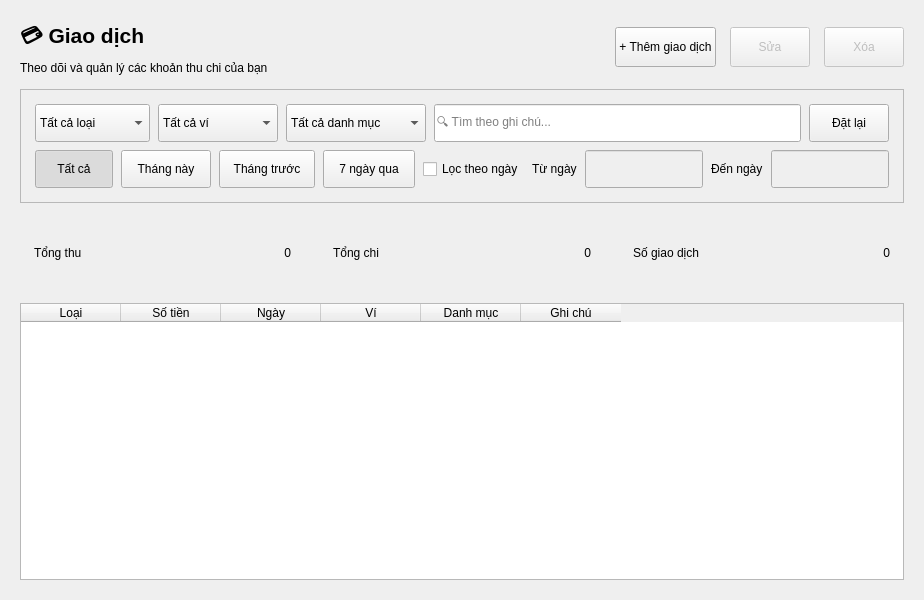
First picture: the form in src/ui/pages/transaction_page.ui, repository ryoverling/PBL2, before the edit.
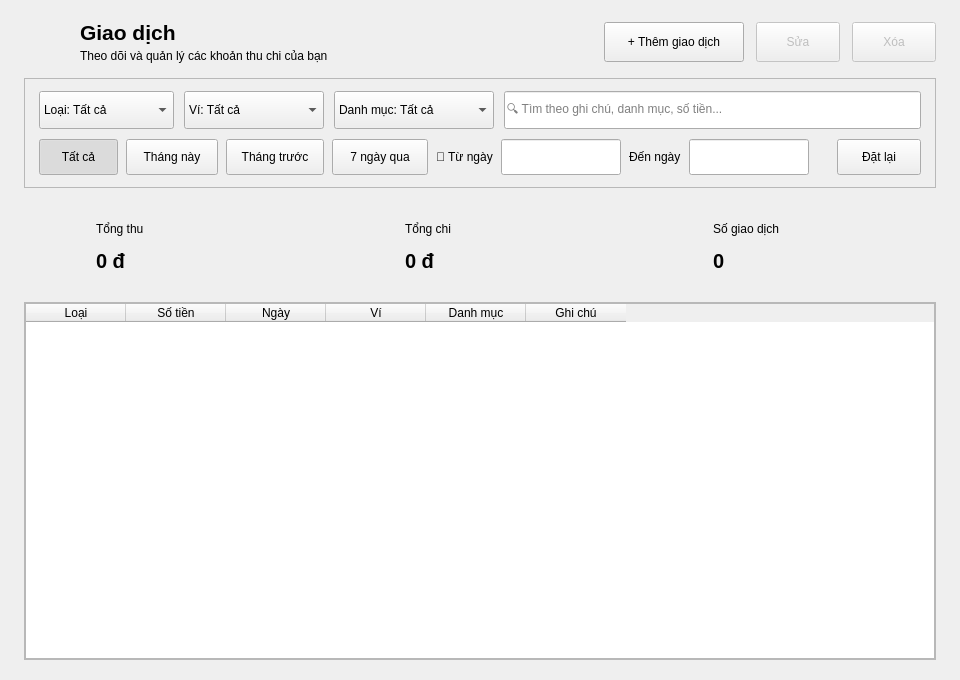
Second picture: the form after the edit. Custom widgets are drawn as their Qt base class.

Commit message: feat(ui): redesign transactions page matching mockup 2 with modern filters, KPI sparklines, and styled table

```diff
--- a/src/ui/pages/transaction_page.ui
+++ b/src/ui/pages/transaction_page.ui
@@ -6,29 +6,54 @@
    <rect>
     <x>0</x>
     <y>0</y>
-    <width>900</width>
-    <height>600</height>
+    <width>960</width>
+    <height>680</height>
    </rect>
   </property>
   <layout class="QVBoxLayout" name="pageLayout">
+   <property name="spacing">
+    <number>14</number>
+   </property>
    <property name="leftMargin">
-    <number>20</number>
+    <number>24</number>
    </property>
    <property name="topMargin">
     <number>20</number>
    </property>
    <property name="rightMargin">
-    <number>20</number>
+    <number>24</number>
    </property>
    <property name="bottomMargin">
     <number>20</number>
    </property>
    <item>
     <layout class="QHBoxLayout" name="headerLayout">
+     <property name="spacing">
+      <number>12</number>
+     </property>
+     <item>
+      <widget class="QLabel" name="lblHeaderIcon">
+       <property name="minimumSize">
+        <size>
+         <width>44</width>
+         <height>44</height>
+        </size>
+       </property>
+       <property name="maximumSize">
+        <size>
+         <width>44</width>
+         <height>44</height>
+        </size>
+       </property>
+       <property name="text">
+        <string/>
+       </property>
+      </widget>
+     </item>
      <item>
       <layout class="QVBoxLayout" name="headerTitleLayout">
        <property name="spacing">
-        <number>4</number>
+        <number>2</number>
        </property>
        <item>
         <widget class="QLabel" name="lblPageTitle">
@@ -40,7 +65,7 @@
           </font>
          </property>
          <property name="text">
-          <string>💳 Giao dịch</string>
+          <string>Giao dịch</string>
          </property>
         </widget>
        </item>
@@ -68,55 +93,55 @@
      </item>
      <item>
       <widget class="QPushButton" name="btnAdd">
-       <property name="role" stdset="0">
-        <string notr="true">primary</string>
+       <property name="minimumSize">
+        <size>
+         <width>140</width>
+         <height>40</height>
+        </size>
        </property>
        <property name="text">
         <string>+ Thêm giao dịch</string>
        </property>
-       <property name="minimumSize">
-        <size>
-         <width>0</width>
-         <height>40</height>
-        </size>
+       <property name="role" stdset="0">
+        <string notr="true">primary</string>
        </property>
       </widget>
      </item>
      <item>
       <widget class="QPushButton" name="btnEdit">
-       <property name="role" stdset="0">
-        <string notr="true">secondary</string>
+       <property name="enabled">
+        <bool>false</bool>
+       </property>
+       <property name="minimumSize">
+        <size>
+         <width>84</width>
+         <height>40</height>
+        </size>
        </property>
        <property name="text">
         <string>Sửa</string>
        </property>
-       <property name="enabled">
-        <bool>false</bool>
-       </property>
-       <property name="minimumSize">
-        <size>
-         <width>0</width>
-         <height>40</height>
-        </size>
+       <property name="role" stdset="0">
+        <string notr="true">secondary</string>
        </property>
       </widget>
      </item>
      <item>
       <widget class="QPushButton" name="btnDelete">
-       <property name="role" stdset="0">
-        <string notr="true">danger</string>
+       <property name="enabled">
+        <bool>false</bool>
+       </property>
+       <property name="minimumSize">
+        <size>
+         <width>84</width>
+         <height>40</height>
+        </size>
        </property>
        <property name="text">
         <string>Xóa</string>
        </property>
-       <property name="enabled">
-        <bool>false</bool>
-       </property>
-       <property name="minimumSize">
-        <size>
-         <width>0</width>
-         <height>40</height>
-        </size>
+       <property name="role" stdset="0">
+        <string notr="true">danger</string>
        </property>
       </widget>
      </item>
@@ -132,13 +157,37 @@
       <string notr="true">card</string>
      </property>
      <layout class="QVBoxLayout" name="filterCardLayout">
+      <property name="spacing">
+       <number>10</number>
+      </property>
+      <property name="leftMargin">
+       <number>14</number>
+      </property>
+      <property name="topMargin">
+       <number>12</number>
+      </property>
+      <property name="rightMargin">
+       <number>14</number>
+      </property>
+      <property name="bottomMargin">
+       <number>12</number>
+      </property>
       <item>
        <layout class="QHBoxLayout" name="filterLayout">
+        <property name="spacing">
+         <number>10</number>
+        </property>
         <item>
          <widget class="QComboBox" name="cboType">
+          <property name="minimumSize">
+           <size>
+            <width>135</width>
+            <height>38</height>
+           </size>
+          </property>
           <item>
            <property name="text">
-            <string>Tất cả loại</string>
+            <string>Loại: Tất cả</string>
            </property>
           </item>
           <item>
@@ -151,94 +200,66 @@
             <string>Chi tiêu</string>
            </property>
           </item>
-          <property name="minimumSize">
-           <size>
-            <width>115</width>
-            <height>38</height>
-           </size>
-          </property>
          </widget>
         </item>
         <item>
          <widget class="QComboBox" name="cboWallet">
-          <item>
-           <property name="text">
-            <string>Tất cả ví</string>
-           </property>
-          </item>
-          <property name="minimumSize">
-           <size>
-            <width>120</width>
-            <height>38</height>
-           </size>
-          </property>
-         </widget>
-        </item>
-        <item>
-         <widget class="QComboBox" name="cboCategory">
-          <item>
-           <property name="text">
-            <string>Tất cả danh mục</string>
-           </property>
-          </item>
           <property name="minimumSize">
            <size>
             <width>140</width>
             <height>38</height>
            </size>
           </property>
+          <item>
+           <property name="text">
+            <string>Ví: Tất cả</string>
+           </property>
+          </item>
+         </widget>
+        </item>
+        <item>
+         <widget class="QComboBox" name="cboCategory">
+          <property name="minimumSize">
+           <size>
+            <width>160</width>
+            <height>38</height>
+           </size>
+          </property>
+          <item>
+           <property name="text">
+            <string>Danh mục: Tất cả</string>
+           </property>
+          </item>
          </widget>
         </item>
         <item>
          <widget class="QLineEdit" name="edtKeyword">
           <property name="minimumSize">
            <size>
-            <width>180</width>
+            <width>220</width>
             <height>38</height>
            </size>
           </property>
           <property name="placeholderText">
-           <string>🔍 Tìm theo ghi chú...</string>
+           <string>🔍 Tìm theo ghi chú, danh mục, số tiền...</string>
           </property>
          </widget>
         </item>
-        <item>
-         <widget class="QPushButton" name="btnResetFilter">
-          <property name="role" stdset="0">
-           <string notr="true">secondary</string>
-          </property>
-          <property name="text">
-           <string>Đặt lại</string>
-          </property>
-          <property name="minimumSize">
-           <size>
-            <width>78</width>
-            <height>38</height>
-           </size>
-          </property>
-         </widget>
-        </item>
-        <property name="leftMargin">
-         <number>0</number>
-        </property>
-        <property name="rightMargin">
-         <number>0</number>
-        </property>
-        <property name="topMargin">
-         <number>0</number>
-        </property>
-        <property name="bottomMargin">
-         <number>0</number>
-        </property>
-        <property name="spacing">
-         <number>8</number>
-        </property>
        </layout>
       </item>
       <item>
        <layout class="QHBoxLayout" name="dateFilterLayout">
+        <property name="spacing">
+         <number>8</number>
+        </property>
         <item>
          <widget class="QPushButton" name="btnQuickAll">
+          <property name="minimumSize">
+           <size>
+            <width>76</width>
+            <height>36</height>
+           </size>
+          </property>
           <property name="text">
            <string>Tất cả</string>
           </property>
@@ -251,12 +272,6 @@
           <property name="role" stdset="0">
            <string>chip</string>
           </property>
-          <property name="minimumSize">
-           <size>
-            <width>78</width>
-            <height>38</height>
-           </size>
-          </property>
           <attribute name="buttonGroup">
            <string notr="true">quickFilterGroup</string>
           </attribute>
@@ -264,6 +279,12 @@
         </item>
         <item>
          <widget class="QPushButton" name="btnQuickThisMonth">
+          <property name="minimumSize">
+           <size>
+            <width>92</width>
+            <height>36</height>
+           </size>
+          </property>
           <property name="text">
            <string>Tháng này</string>
           </property>
@@ -276,12 +297,6 @@
           <property name="role" stdset="0">
            <string>chip</string>
           </property>
-          <property name="minimumSize">
-           <size>
-            <width>90</width>
-            <height>38</height>
-           </size>
-          </property>
           <attribute name="buttonGroup">
            <string notr="true">quickFilterGroup</string>
           </attribute>
@@ -289,6 +304,12 @@
         </item>
         <item>
          <widget class="QPushButton" name="btnQuickLastMonth">
+          <property name="minimumSize">
+           <size>
+            <width>98</width>
+            <height>36</height>
+           </size>
+          </property>
           <property name="text">
            <string>Tháng trước</string>
           </property>
@@ -301,12 +322,6 @@
           <property name="role" stdset="0">
            <string>chip</string>
           </property>
-          <property name="minimumSize">
-           <size>
-            <width>96</width>
-            <height>38</height>
-           </size>
-          </property>
           <attribute name="buttonGroup">
            <string notr="true">quickFilterGroup</string>
           </attribute>
@@ -314,6 +329,12 @@
         </item>
         <item>
          <widget class="QPushButton" name="btnQuickSevenDays">
+          <property name="minimumSize">
+           <size>
+            <width>96</width>
+            <height>36</height>
+           </size>
+          </property>
           <property name="text">
            <string>7 ngày qua</string>
           </property>
@@ -326,52 +347,30 @@
           <property name="role" stdset="0">
            <string>chip</string>
           </property>
-          <property name="minimumSize">
-           <size>
-            <width>92</width>
-            <height>38</height>
-           </size>
-          </property>
           <attribute name="buttonGroup">
            <string notr="true">quickFilterGroup</string>
           </attribute>
          </widget>
         </item>
         <item>
-         <widget class="QCheckBox" name="chkDateFilter">
+         <widget class="QLabel" name="lblFrom">
           <property name="text">
-           <string>Lọc theo ngày</string>
-          </property>
-          <property name="checked">
-           <bool>false</bool>
-          </property>
-         </widget>
-        </item>
-        <item>
-         <widget class="QLabel">
-          <property name="text">
-           <string>Từ ngày</string>
+           <string>📅 Từ ngày</string>
           </property>
          </widget>
         </item>
         <item>
          <widget class="DatePickerField" name="dteFrom">
-          <property name="enabled">
-           <bool>false</bool>
-          </property>
-          
-          
-          
           <property name="minimumSize">
            <size>
-            <width>118</width>
-            <height>38</height>
+            <width>120</width>
+            <height>36</height>
            </size>
           </property>
          </widget>
         </item>
         <item>
-         <widget class="QLabel">
+         <widget class="QLabel" name="lblTo">
           <property name="text">
            <string>Đến ngày</string>
           </property>
@@ -379,40 +378,45 @@
         </item>
         <item>
          <widget class="DatePickerField" name="dteTo">
-          <property name="enabled">
-           <bool>false</bool>
+          <property name="minimumSize">
+           <size>
+            <width>120</width>
+            <height>36</height>
+           </size>
           </property>
-          
-          
-          
+         </widget>
+        </item>
+        <item>
+         <spacer name="spacerFilterRow2">
+          <property name="orientation">
+           <enum>Qt::Horizontal</enum>
+          </property>
+          <property name="sizeHint" stdset="0">
+           <size>
+            <width>20</width>
+            <height>20</height>
+           </size>
+          </property>
+         </spacer>
+        </item>
+        <item>
+         <widget class="QPushButton" name="btnResetFilter">
           <property name="minimumSize">
            <size>
-            <width>118</width>
-            <height>38</height>
+            <width>84</width>
+            <height>36</height>
            </size>
           </property>
+          <property name="text">
+           <string>Đặt lại</string>
+          </property>
+          <property name="role" stdset="0">
+           <string notr="true">reset</string>
+          </property>
          </widget>
         </item>
-        <property name="spacing">
-         <number>8</number>
-        </property>
        </layout>
       </item>
-      <property name="leftMargin">
-       <number>14</number>
-      </property>
-      <property name="rightMargin">
-       <number>14</number>
-      </property>
-      <property name="topMargin">
-       <number>14</number>
-      </property>
-      <property name="bottomMargin">
-       <number>14</number>
-      </property>
-      <property name="spacing">
-       <number>8</number>
-      </property>
      </layout>
     </widget>
    </item>
@@ -423,247 +427,443 @@
      </property>
      <item>
       <widget class="QFrame" name="cardFilteredIncome">
-       <property name="property" stdset="0">
-        <string notr="true">class</string>
-        <string notr="true">card</string>
-       </property>
        <property name="minimumSize">
         <size>
          <width>0</width>
-         <height>72</height>
+         <height>86</height>
         </size>
        </property>
        <property name="maximumSize">
         <size>
          <width>16777215</width>
-         <height>76</height>
+         <height>88</height>
         </size>
        </property>
+       <property name="property" stdset="0">
+        <string notr="true">class</string>
+        <string notr="true">card kpi-card-income</string>
+       </property>
        <layout class="QHBoxLayout" name="cardFilteredIncomeLayout">
+        <property name="spacing">
+         <number>12</number>
+        </property>
         <property name="leftMargin">
-         <number>14</number>
-        </property>
-        <property name="rightMargin">
-         <number>14</number>
+         <number>16</number>
         </property>
         <property name="topMargin">
-         <number>14</number>
+         <number>12</number>
+        </property>
+        <property name="rightMargin">
+         <number>16</number>
         </property>
         <property name="bottomMargin">
-         <number>14</number>
+         <number>12</number>
         </property>
         <item>
-         <widget class="QLabel" name="lblFilteredIncomeTitle">
+         <widget class="QLabel" name="iconIncomeBadge">
+          <property name="minimumSize">
+           <size>
+            <width>44</width>
+            <height>44</height>
+           </size>
+          </property>
+          <property name="maximumSize">
+           <size>
+            <width>44</width>
+            <height>44</height>
+           </size>
+          </property>
           <property name="text">
-           <string>Tổng thu</string>
-          </property>
-          <property name="property" stdset="0">
-           <string notr="true">class</string>
-           <string notr="true">card-title</string>
+           <string/>
           </property>
          </widget>
         </item>
         <item>
-         <widget class="QLabel" name="lblFilteredIncome">
+         <layout class="QVBoxLayout" name="layoutIncomeText">
+          <property name="spacing">
+           <number>2</number>
+          </property>
+          <item>
+           <widget class="QLabel" name="lblFilteredIncomeTitle">
+            <property name="text">
+             <string>Tổng thu</string>
+            </property>
+            <property name="property" stdset="0">
+             <string notr="true">class</string>
+             <string notr="true">kpi-label</string>
+            </property>
+           </widget>
+          </item>
+          <item>
+           <widget class="QLabel" name="lblFilteredIncome">
+            <property name="font">
+             <font>
+              <pointsize>15</pointsize>
+              <bold>true</bold>
+             </font>
+            </property>
+            <property name="text">
+             <string>0 đ</string>
+            </property>
+            <property name="property" stdset="0">
+             <string notr="true">class</string>
+             <string notr="true">amount-income</string>
+            </property>
+           </widget>
+          </item>
+         </layout>
+        </item>
+        <item>
+         <spacer name="spacerIncome">
+          <property name="orientation">
+           <enum>Qt::Horizontal</enum>
+          </property>
+          <property name="sizeHint" stdset="0">
+           <size>
+            <width>20</width>
+            <height>20</height>
+           </size>
+          </property>
+         </spacer>
+        </item>
+        <item>
+         <widget class="QLabel" name="lblIncomeSparkline">
+          <property name="minimumSize">
+           <size>
+            <width>80</width>
+            <height>36</height>
+           </size>
+          </property>
           <property name="text">
-           <string>0</string>
-          </property>
-          <property name="property" stdset="0">
-           <string notr="true">class</string>
-           <string notr="true">amount-income</string>
+           <string/>
           </property>
           <property name="alignment">
            <set>Qt::AlignRight|Qt::AlignVCenter</set>
           </property>
          </widget>
         </item>
-        <property name="spacing">
-         <number>8</number>
-        </property>
        </layout>
       </widget>
      </item>
      <item>
       <widget class="QFrame" name="cardFilteredExpense">
-       <property name="property" stdset="0">
-        <string notr="true">class</string>
-        <string notr="true">card</string>
-       </property>
        <property name="minimumSize">
         <size>
          <width>0</width>
-         <height>72</height>
+         <height>86</height>
         </size>
        </property>
        <property name="maximumSize">
         <size>
          <width>16777215</width>
-         <height>76</height>
+         <height>88</height>
         </size>
        </property>
+       <property name="property" stdset="0">
+        <string notr="true">class</string>
+        <string notr="true">card kpi-card-expense</string>
+       </property>
        <layout class="QHBoxLayout" name="cardFilteredExpenseLayout">
+        <property name="spacing">
+         <number>12</number>
+        </property>
         <property name="leftMargin">
-         <number>14</number>
-        </property>
-        <property name="rightMargin">
-         <number>14</number>
+         <number>16</number>
         </property>
         <property name="topMargin">
-         <number>14</number>
+         <number>12</number>
+        </property>
+        <property name="rightMargin">
+         <number>16</number>
         </property>
         <property name="bottomMargin">
-         <number>14</number>
+         <number>12</number>
         </property>
         <item>
-         <widget class="QLabel" name="lblFilteredExpenseTitle">
+         <widget class="QLabel" name="iconExpenseBadge">
+          <property name="minimumSize">
+           <size>
+            <width>44</width>
+            <height>44</height>
+           </size>
+          </property>
+          <property name="maximumSize">
+           <size>
+            <width>44</width>
+            <height>44</height>
+           </size>
+          </property>
           <property name="text">
-           <string>Tổng chi</string>
-          </property>
-          <property name="property" stdset="0">
-           <string notr="true">class</string>
-           <string notr="true">card-title</string>
+           <string/>
           </property>
          </widget>
         </item>
         <item>
-         <widget class="QLabel" name="lblFilteredExpense">
+         <layout class="QVBoxLayout" name="layoutExpenseText">
+          <property name="spacing">
+           <number>2</number>
+          </property>
+          <item>
+           <widget class="QLabel" name="lblFilteredExpenseTitle">
+            <property name="text">
+             <string>Tổng chi</string>
+            </property>
+            <property name="property" stdset="0">
+             <string notr="true">class</string>
+             <string notr="true">kpi-label</string>
+            </property>
+           </widget>
+          </item>
+          <item>
+           <widget class="QLabel" name="lblFilteredExpense">
+            <property name="font">
+             <font>
+              <pointsize>15</pointsize>
+              <bold>true</bold>
+             </font>
+            </property>
+            <property name="text">
+             <string>0 đ</string>
+            </property>
+            <property name="property" stdset="0">
+             <string notr="true">class</string>
+             <string notr="true">amount-expense</string>
+            </property>
+           </widget>
+          </item>
+         </layout>
+        </item>
+        <item>
+         <spacer name="spacerExpense">
+          <property name="orientation">
+           <enum>Qt::Horizontal</enum>
+          </property>
+          <property name="sizeHint" stdset="0">
+           <size>
+            <width>20</width>
+            <height>20</height>
+           </size>
+          </property>
+         </spacer>
+        </item>
+        <item>
+         <widget class="QLabel" name="lblExpenseSparkline">
+          <property name="minimumSize">
+           <size>
+            <width>80</width>
+            <height>36</height>
+           </size>
+          </property>
           <property name="text">
-           <string>0</string>
-          </property>
-          <property name="property" stdset="0">
-           <string notr="true">class</string>
-           <string notr="true">amount-expense</string>
+           <string/>
           </property>
           <property name="alignment">
            <set>Qt::AlignRight|Qt::AlignVCenter</set>
           </property>
          </widget>
         </item>
-        <property name="spacing">
-         <number>8</number>
-        </property>
        </layout>
       </widget>
      </item>
      <item>
       <widget class="QFrame" name="cardFilteredCount">
-       <property name="property" stdset="0">
-        <string notr="true">class</string>
-        <string notr="true">card</string>
-       </property>
        <property name="minimumSize">
         <size>
          <width>0</width>
-         <height>72</height>
+         <height>86</height>
         </size>
        </property>
        <property name="maximumSize">
         <size>
          <width>16777215</width>
-         <height>76</height>
+         <height>88</height>
         </size>
        </property>
+       <property name="property" stdset="0">
+        <string notr="true">class</string>
+        <string notr="true">card kpi-card-count</string>
+       </property>
        <layout class="QHBoxLayout" name="cardFilteredCountLayout">
+        <property name="spacing">
+         <number>12</number>
+        </property>
         <property name="leftMargin">
-         <number>14</number>
-        </property>
-        <property name="rightMargin">
-         <number>14</number>
+         <number>16</number>
         </property>
         <property name="topMargin">
-         <number>14</number>
+         <number>12</number>
+        </property>
+        <property name="rightMargin">
+         <number>16</number>
         </property>
         <property name="bottomMargin">
-         <number>14</number>
+         <number>12</number>
         </property>
         <item>
-         <widget class="QLabel" name="lblFilteredCountTitle">
+         <widget class="QLabel" name="iconCountBadge">
+          <property name="minimumSize">
+           <size>
+            <width>44</width>
+            <height>44</height>
+           </size>
+          </property>
+          <property name="maximumSize">
+           <size>
+            <width>44</width>
+            <height>44</height>
+           </size>
+          </property>
           <property name="text">
-           <string>Số giao dịch</string>
-          </property>
-          <property name="property" stdset="0">
-           <string notr="true">class</string>
-           <string notr="true">card-title</string>
+           <string/>
           </property>
          </widget>
         </item>
         <item>
-         <widget class="QLabel" name="lblFilteredCount">
+         <layout class="QVBoxLayout" name="layoutCountText">
+          <property name="spacing">
+           <number>2</number>
+          </property>
+          <item>
+           <widget class="QLabel" name="lblFilteredCountTitle">
+            <property name="text">
+             <string>Số giao dịch</string>
+            </property>
+            <property name="property" stdset="0">
+             <string notr="true">class</string>
+             <string notr="true">kpi-label</string>
+            </property>
+           </widget>
+          </item>
+          <item>
+           <widget class="QLabel" name="lblFilteredCount">
+            <property name="font">
+             <font>
+              <pointsize>15</pointsize>
+              <bold>true</bold>
+             </font>
+            </property>
+            <property name="text">
+             <string>0</string>
+            </property>
+            <property name="property" stdset="0">
+             <string notr="true">class</string>
+             <string notr="true">amount-count</string>
+            </property>
+           </widget>
+          </item>
+         </layout>
+        </item>
+        <item>
+         <spacer name="spacerCount">
+          <property name="orientation">
+           <enum>Qt::Horizontal</enum>
+          </property>
+          <property name="sizeHint" stdset="0">
+           <size>
+            <width>20</width>
+            <height>20</height>
+           </size>
+          </property>
+         </spacer>
+        </item>
+        <item>
+         <widget class="QLabel" name="lblCountMiniBars">
+          <property name="minimumSize">
+           <size>
+            <width>80</width>
+            <height>36</height>
+           </size>
+          </property>
           <property name="text">
-           <string>0</string>
-          </property>
-          <property name="property" stdset="0">
-           <string notr="true">class</string>
-           <string notr="true">amount-count</string>
+           <string/>
           </property>
           <property name="alignment">
            <set>Qt::AlignRight|Qt::AlignVCenter</set>
           </property>
          </widget>
         </item>
-        <property name="spacing">
-         <number>8</number>
-        </property>
        </layout>
       </widget>
      </item>
     </layout>
    </item>
    <item>
-    <widget class="QTableWidget" name="tblTransactions">
-     <attribute name="verticalHeaderDefaultSectionSize">
-      <number>42</number>
-     </attribute>
-     <property name="editTriggers">
-      <set>QAbstractItemView::NoEditTriggers</set>
+    <widget class="QFrame" name="frmTableCard">
+     <property name="frameShape">
+      <enum>QFrame::StyledPanel</enum>
      </property>
-     <property name="selectionBehavior">
-      <enum>QAbstractItemView::SelectRows</enum>
+     <property name="property" stdset="0">
+      <string notr="true">class</string>
+      <string notr="true">card</string>
      </property>
-     <property name="columnCount">
-      <number>6</number>
-     </property>
-     <column>
-      <property name="text">
-       <string>Loại</string>
+     <layout class="QVBoxLayout" name="tableCardLayout">
+      <property name="leftMargin">
+       <number>0</number>
       </property>
-     </column>
-     <column>
-      <property name="text">
-       <string>Số tiền</string>
+      <property name="topMargin">
+       <number>0</number>
       </property>
-     </column>
-     <column>
-      <property name="text">
-       <string>Ngày</string>
+      <property name="rightMargin">
+       <number>0</number>
       </property>
-     </column>
-     <column>
-      <property name="text">
-       <string>Ví</string>
+      <property name="bottomMargin">
+       <number>0</number>
       </property>
-     </column>
-     <column>
-      <property name="text">
-       <string>Danh mục</string>
-      </property>
-     </column>
-     <column>
-      <property name="text">
-       <string>Ghi chú</string>
-      </property>
-     </column>
-     <property name="selectionMode">
-      <enum>QAbstractItemView::SingleSelection</enum>
-     </property>
-     <property name="alternatingRowColors">
-      <bool>true</bool>
-     </property>
+      <item>
+       <widget class="QTableWidget" name="tblTransactions">
+        <property name="editTriggers">
+         <set>QAbstractItemView::NoEditTriggers</set>
+        </property>
+        <property name="selectionBehavior">
+         <enum>QAbstractItemView::SelectRows</enum>
+        </property>
+        <property name="selectionMode">
+         <enum>QAbstractItemView::SingleSelection</enum>
+        </property>
+        <property name="showGrid">
+         <bool>false</bool>
+        </property>
+        <property name="columnCount">
+         <number>6</number>
+        </property>
+        <attribute name="verticalHeaderDefaultSectionSize">
+         <number>48</number>
+        </attribute>
+        <column>
+         <property name="text">
+          <string>Loại</string>
+         </property>
+        </column>
+        <column>
+         <property name="text">
+          <string>Số tiền</string>
+         </property>
+        </column>
+        <column>
+         <property name="text">
+          <string>Ngày</string>
+         </property>
+        </column>
+        <column>
+         <property name="text">
+          <string>Ví</string>
+         </property>
+        </column>
+        <column>
+         <property name="text">
+          <string>Danh mục</string>
+         </property>
+        </column>
+        <column>
+         <property name="text">
+          <string>Ghi chú</string>
+         </property>
+        </column>
+       </widget>
+      </item>
+     </layout>
     </widget>
    </item>
-   <property name="spacing">
-    <number>14</number>
-   </property>
   </layout>
  </widget>
  <resources />
```
Left out of the diff: 6 changed lines with no effect on the pictures. The commit also changes 6 other files.
